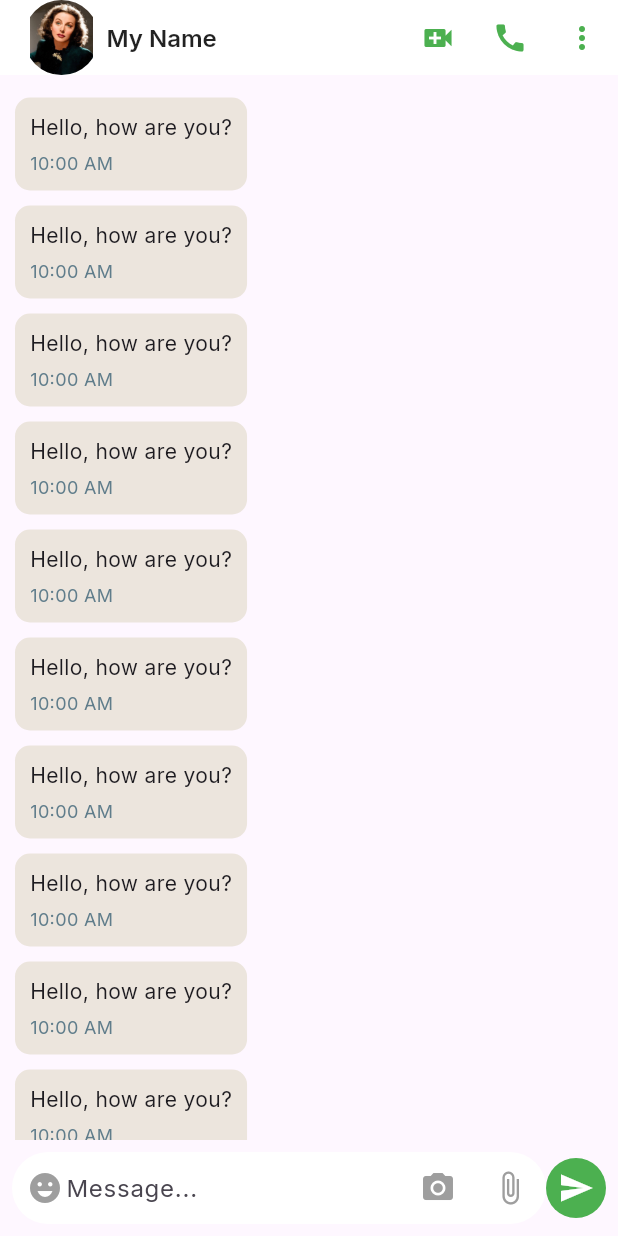
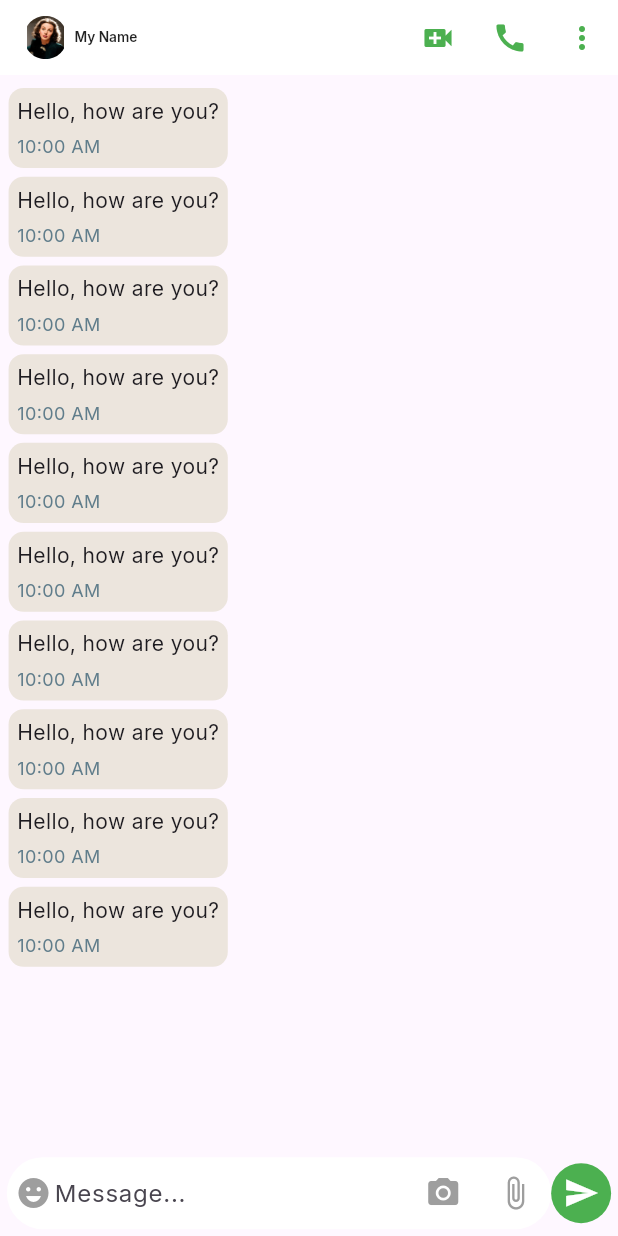
Before and after one commit to haydiiii/chat_app_firebase, a Flutter app: the screen it shows after launch, after a tap on "Login", after a tap on "Haidi Khattab", on a phone screen of 412 x 824 dp. Run offline on Flutter 3.47's test engine with Material 3 defaults, Android fonts, the phone set to English and light mode, and no system bars; our stand-ins replace firebase_core, flutter_screenutil, gap, google_fonts; accounts and stored records are empty.

Commit message:
add screenUtilPackage

```diff
--- a/lib/core/theme/style.dart
+++ b/lib/core/theme/style.dart
@@ -1,5 +1,6 @@
 import 'package:chat_app_firebase/core/theme/colors.dart';
 import 'package:flutter/material.dart';
+import 'package:flutter_screenutil/flutter_screenutil.dart';
 import 'package:google_fonts/google_fonts.dart';
 
 // static const TextStyle title = TextStyle(
@@ -15,7 +16,7 @@ TextStyle titleText( {
   GoogleFonts? font,
 }) {
   return TextStyle(
-    fontSize: fontsize ?? 24,
+    fontSize: fontsize ?? 24.sp,
     fontWeight: fontWeight ?? FontWeight.bold,
     color: color ?? AppColors.primaryColor,
   );
@@ -27,7 +28,7 @@ TextStyle bodyText({
   FontWeight? fontWeight,
 }) {
   return TextStyle(
-    fontSize: fontsize ?? 16,
+    fontSize: fontsize ?? 16.sp,
     fontWeight: fontWeight ?? FontWeight.w600,
     color: color ?? AppColors.blackColor,
   );
@@ -39,7 +40,7 @@ TextStyle hashText({
   FontWeight? fontWeight,
 }) {
   return TextStyle(
-    fontSize: fontsize ?? 12,
+    fontSize: fontsize ?? 12.sp,
     fontWeight: fontWeight ?? FontWeight.w500,
     color: color ?? Colors.grey,
   );
@@ -51,7 +52,7 @@ TextStyle smallText({
   FontWeight? fontWeight,
 }) {
   return TextStyle(
-    fontSize: fontsize ?? 14,
+    fontSize: fontsize ?? 14.sp,
     fontWeight: fontWeight ?? FontWeight.normal,
     color: color ?? Colors.blueGrey,
   );
--- a/lib/core/widget/custom_button.dart
+++ b/lib/core/widget/custom_button.dart
@@ -1,6 +1,7 @@
 import 'package:chat_app_firebase/core/theme/colors.dart';
 import 'package:chat_app_firebase/core/theme/style.dart';
 import 'package:flutter/material.dart';
+import 'package:flutter_screenutil/flutter_screenutil.dart';
 
 class CustomElvButton extends StatelessWidget {
   const CustomElvButton({
@@ -21,13 +22,13 @@ class CustomElvButton extends StatelessWidget {
   @override
   Widget build(BuildContext context) {
     return SizedBox(
-      width: width,
-      height: height ?? 50,
+      width: width.w,
+      height: height?? 50.h,
       child: ElevatedButton(
         style: ElevatedButton.styleFrom(
             backgroundColor: AppColors.primaryColor,
             shape: RoundedRectangleBorder(
-                borderRadius: BorderRadius.circular(15))),
+                borderRadius: BorderRadius.circular(15.r))),
         onPressed: onPressed,
         child: Text(
           text,
--- a/lib/core/widget/custom_list_tile.dart
+++ b/lib/core/widget/custom_list_tile.dart
@@ -1,6 +1,7 @@
 import 'package:chat_app_firebase/core/theme/colors.dart';
 import 'package:chat_app_firebase/core/theme/style.dart';
 import 'package:flutter/material.dart';
+import 'package:flutter_screenutil/flutter_screenutil.dart';
 import 'package:gap/gap.dart';
 
 class CustomListTile extends StatelessWidget {
@@ -28,7 +29,7 @@ class CustomListTile extends StatelessWidget {
   @override
   Widget build(BuildContext context) {
     return ListTile(
-      contentPadding: const EdgeInsets.symmetric(vertical: 10, horizontal: 12),
+      contentPadding: EdgeInsets.symmetric(vertical: 10.r, horizontal: 12.r),
       leading: CircleAvatar(
         backgroundImage: AssetImage(imageUrl),
         radius: 30,
@@ -59,8 +60,8 @@ class CustomListTile extends StatelessWidget {
                 const Gap(5),
                 if (numOfMessages != null && numOfMessages!.isNotEmpty)
                   Container(
-                    height: 25,
-                    width: 25,
+                    height: 25.h,
+                    width: 25.w,
                     decoration: const BoxDecoration(
                       shape: BoxShape.circle,
                       color: AppColors.primaryColor,
@@ -68,7 +69,7 @@ class CustomListTile extends StatelessWidget {
                     child: Text(
                       textAlign: TextAlign.center,
                       numOfMessages ?? '',
-                      style: const TextStyle(fontSize: 15, color: Colors.white),
+                      style: TextStyle(fontSize: 15.sp, color: Colors.white),
                     ),
                   )
               ],
--- a/lib/features/auth/presentation/view/widget/login_body.dart
+++ b/lib/features/auth/presentation/view/widget/login_body.dart
@@ -7,6 +7,7 @@ import 'package:chat_app_firebase/features/auth/presentation/view/widget/passwor
 import 'package:chat_app_firebase/features/auth/presentation/view/widget/register_now.dart';
 import 'package:chat_app_firebase/features/auth/presentation/view/widget/text_title_login.dart';
 import 'package:flutter/material.dart';
+import 'package:flutter_screenutil/flutter_screenutil.dart';
 import 'package:gap/gap.dart';
 
 class LoginBody extends StatefulWidget {
@@ -28,7 +29,7 @@ class _LoginBodyState extends State<LoginBody> {
       key: formKey,
       child: Center(
         child: Padding(
-          padding: const EdgeInsets.all(20),
+          padding:  EdgeInsets.all(20.r),
           child: SingleChildScrollView(
             child: Column(
               children: [
--- a/lib/features/auth/presentation/view/widget/login_button.dart
+++ b/lib/features/auth/presentation/view/widget/login_button.dart
@@ -3,6 +3,7 @@ import 'package:chat_app_firebase/core/functions/app_routing.dart';
 import 'package:chat_app_firebase/core/widget/custom_button.dart';
 import 'package:chat_app_firebase/features/layout/presentation/view/bottom_nav_bar.dart';
 import 'package:flutter/material.dart';
+import 'package:flutter_screenutil/flutter_screenutil.dart';
 
 class LoginButton extends StatelessWidget {
   const LoginButton({
@@ -16,8 +17,8 @@ class LoginButton extends StatelessWidget {
         pushAndremoveUntill(context, const BottomNavBar());
       },
       text: 'Login',
-      width: 490,
-      height: 50,
+      width: 490.w,
+      height: 50.h,
     );
   }
 }
--- a/lib/features/auth/presentation/view/widget/sign_up_body.dart
+++ b/lib/features/auth/presentation/view/widget/sign_up_body.dart
@@ -9,6 +9,7 @@ import 'package:chat_app_firebase/features/auth/presentation/view/widget/phone_t
 import 'package:chat_app_firebase/features/auth/presentation/view/widget/sign_up_button.dart';
 import 'package:chat_app_firebase/features/auth/presentation/view/widget/text_title_sign_up.dart';
 import 'package:flutter/material.dart';
+import 'package:flutter_screenutil/flutter_screenutil.dart';
 import 'package:gap/gap.dart';
 
 class SignUpBody extends StatefulWidget {
@@ -32,7 +33,7 @@ class _SignUpBodyState extends State<SignUpBody> {
       key: formKey,
       child: Center(
         child: Padding(
-          padding: const EdgeInsets.all(20),
+          padding:  EdgeInsets.all(20.r),
           child: SingleChildScrollView(
             child: Column(
               children: [
--- a/lib/features/auth/presentation/view/widget/sign_up_button.dart
+++ b/lib/features/auth/presentation/view/widget/sign_up_button.dart
@@ -1,5 +1,6 @@
 import 'package:chat_app_firebase/core/widget/custom_button.dart';
 import 'package:flutter/material.dart';
+import 'package:flutter_screenutil/flutter_screenutil.dart';
 
 class SignUpButton extends StatelessWidget {
   const SignUpButton({super.key});
@@ -9,8 +10,8 @@ class SignUpButton extends StatelessWidget {
     return CustomElvButton(
       onPressed: () {},
       text: 'Sign Up',
-      width: 490,
-      height: 50,
+      width: 490.w,
+      height: 50.h,
     );
   }
 }
--- a/lib/features/chats/presentation/view/widget/app_bar_chat_screen.dart
+++ b/lib/features/chats/presentation/view/widget/app_bar_chat_screen.dart
@@ -4,6 +4,7 @@ import 'package:chat_app_firebase/core/theme/style.dart';
 import 'package:chat_app_firebase/core/widget/custom_icon_button.dart';
 import 'package:chat_app_firebase/features/chats/presentation/view/widget/chat_popupmenue_button.dart';
 import 'package:flutter/material.dart';
+import 'package:flutter_screenutil/flutter_screenutil.dart';
 import 'package:gap/gap.dart';
 
 class AppBarChatScreen extends StatelessWidget {
@@ -19,10 +20,10 @@ class AppBarChatScreen extends StatelessWidget {
       title: Row(
         children: [
           ClipRRect(
-            borderRadius: BorderRadius.circular(50),
+            borderRadius: BorderRadius.circular(50).r,
             child: Image.asset(
-              width: 50,
-              height: 50,
+              width: 50.w,
+              height: 50.h,
               ImageAssets.user2,
             ),
           ),
--- a/lib/features/chats/presentation/view/widget/bubble_chat.dart
+++ b/lib/features/chats/presentation/view/widget/bubble_chat.dart
@@ -1,6 +1,7 @@
 import 'package:chat_app_firebase/core/theme/colors.dart';
 import 'package:chat_app_firebase/core/theme/style.dart';
 import 'package:flutter/material.dart';
+import 'package:flutter_screenutil/flutter_screenutil.dart';
 import 'package:gap/gap.dart';
 
 class BubbleChat extends StatelessWidget {
@@ -11,15 +12,15 @@ class BubbleChat extends StatelessWidget {
   Widget build(BuildContext context) {
     return Expanded(
       child: ListView.builder(
-        padding: const EdgeInsets.all(10),
+        padding:  EdgeInsets.all(10.r),
         itemCount: 10,
         itemBuilder: (context, index) {
           return Align(
             alignment:
                 isSentByMe ? Alignment.centerRight : Alignment.centerLeft,
             child: Container(
-              margin: const EdgeInsets.symmetric(vertical: 5),
-              padding: const EdgeInsets.all(10),
+              margin:  EdgeInsets.symmetric(vertical: 5.r),
+              padding:  EdgeInsets.all(10.r),
               decoration: BoxDecoration(
                 color: isSentByMe ? AppColors.greenShadow : AppColors.greyColor,
                 borderRadius: BorderRadius.circular(10),
--- a/lib/features/chats/presentation/view/widget/new_message.dart
+++ b/lib/features/chats/presentation/view/widget/new_message.dart
@@ -1,6 +1,7 @@
 import 'package:chat_app_firebase/core/theme/colors.dart';
 import 'package:chat_app_firebase/core/widget/custom_icon_button.dart';
 import 'package:flutter/material.dart';
+import 'package:flutter_screenutil/flutter_screenutil.dart';
 import 'package:gap/gap.dart';
 
 class NewMessage extends StatelessWidget {
@@ -9,12 +10,12 @@ class NewMessage extends StatelessWidget {
   @override
   Widget build(BuildContext context) {
     return Padding(
-      padding: const EdgeInsets.all(8.0),
+      padding:  EdgeInsets.all(8.0.r),
       child: Row(
         children: [
           Expanded(
               child: Container(
-            padding: const EdgeInsets.only(left: 10),
+            padding:  EdgeInsets.only(left: 10.r),
             decoration: BoxDecoration(
                 color: Colors.white, borderRadius: BorderRadius.circular(30)),
             child: Row(
--- a/lib/features/profile/presentation/view/widget/profile_body.dart
+++ b/lib/features/profile/presentation/view/widget/profile_body.dart
@@ -4,6 +4,7 @@ import 'package:chat_app_firebase/features/profile/presentation/view/widget/prof
 import 'package:chat_app_firebase/features/profile/presentation/view/widget/save_profile_button.dart';
 import 'package:chat_app_firebase/features/profile/presentation/view/widget/text_field_profile.dart';
 import 'package:flutter/material.dart';
+import 'package:flutter_screenutil/flutter_screenutil.dart';
 import 'package:gap/gap.dart';
 
 class ProfileBody extends StatelessWidget {
@@ -12,7 +13,7 @@ class ProfileBody extends StatelessWidget {
   @override
   Widget build(BuildContext context) {
     return Padding(
-      padding: const EdgeInsets.all(20.0),
+      padding:  EdgeInsets.all(20.0.r),
       child: Column(
         crossAxisAlignment: CrossAxisAlignment.start,
         children: [
--- a/lib/features/profile/presentation/view/widget/save_profile_button.dart
+++ b/lib/features/profile/presentation/view/widget/save_profile_button.dart
@@ -1,6 +1,7 @@
 import 'package:chat_app_firebase/core/theme/colors.dart';
 import 'package:chat_app_firebase/core/theme/style.dart';
 import 'package:flutter/material.dart';
+import 'package:flutter_screenutil/flutter_screenutil.dart';
 import 'package:gap/gap.dart';
 
 class SaveProfileButton extends StatelessWidget {
@@ -13,10 +14,10 @@ class SaveProfileButton extends StatelessWidget {
     return GestureDetector(
       onTap: () {},
       child: Container(
-        height: 50,
+        height: 50.h,
         decoration: BoxDecoration(
           color: AppColors.primaryColor,
-          borderRadius: BorderRadius.circular(30),
+          borderRadius: BorderRadius.circular(30.r),
         ),
         child: Row(
           crossAxisAlignment: CrossAxisAlignment.center,
--- a/lib/features/profile/presentation/view/widget/text_field_profile.dart
+++ b/lib/features/profile/presentation/view/widget/text_field_profile.dart
@@ -1,5 +1,5 @@
-import 'package:chat_app_firebase/core/theme/colors.dart';
 import 'package:flutter/material.dart';
+import 'package:flutter_screenutil/flutter_screenutil.dart';
 
 class TextFieldProfile extends StatelessWidget {
   final TextEditingController? controller;
@@ -16,7 +16,7 @@ class TextFieldProfile extends StatelessWidget {
         filled: true,
         fillColor: Colors.white,
         border: OutlineInputBorder(
-          borderRadius: BorderRadius.circular(30),
+          borderRadius: BorderRadius.circular(30.r),
         ),
       ),
     );
--- a/lib/features/splash_view/presentation/view/widgets/splash_body_widget.dart
+++ b/lib/features/splash_view/presentation/view/widgets/splash_body_widget.dart
@@ -1,5 +1,6 @@
 import 'package:chat_app_firebase/core/theme/style.dart';
 import 'package:flutter/material.dart';
+import 'package:flutter_screenutil/flutter_screenutil.dart';
 import 'package:gap/gap.dart';
 
 import '../../../../../core/constants/images/image_assets.dart';
@@ -18,8 +19,8 @@ class SplashBodyWidget extends StatelessWidget {
       children: [
         Image.asset(
          ImageAssets.logo,
-          width: 200,
-          height: 100,
+          width: 200.w,
+          height: 100.h,
         ),
         const Gap(10),
         Text('WhatsApp', style: titleText()),
--- a/lib/main.dart
+++ b/lib/main.dart
@@ -1,5 +1,6 @@
 import 'package:chat_app_firebase/features/splash_view/presentation/view/splash_view.dart';
 import 'package:flutter/material.dart';
+import 'package:flutter_screenutil/flutter_screenutil.dart';
 import 'package:google_fonts/google_fonts.dart';
 
 void main() {
@@ -11,11 +12,17 @@ class MainApp extends StatelessWidget {
 
   @override
   Widget build(BuildContext context) {
+    return ScreenUtilInit(
+        designSize: const Size(720, 1421),
+        minTextAdapt: true,
+        splitScreenMode: true,
+        builder: (context, child) {
           return MaterialApp(
               debugShowCheckedModeBanner: false,
               theme: ThemeData(
                 textTheme: GoogleFonts.interTextTheme(),
               ),
               home: const SplashView());
+        });
   }
 }
--- a/pubspec.yaml
+++ b/pubspec.yaml
@@ -10,6 +10,7 @@ dependencies:
   firebase_core: ^3.6.0
   flutter:
     sdk: flutter
+  flutter_screenutil: ^5.9.3
   gap: ^3.0.1
   google_fonts: ^6.2.1
 
```
Also changed, not shown: lib/features/calls/presentation/view/widget/calls_body.dart (+4 -3 lines), lib/features/profile/presentation/view/widget/profile_image.dart (+4 -3 lines), lib/features/status/presentation/view/widget/status_body.dart (+8 -7 lines), firebase.json (added), lib/firebase_options.dart (added), pubspec.lock, 6 other files. Lines whose indentation alone changed are shown as unchanged.
